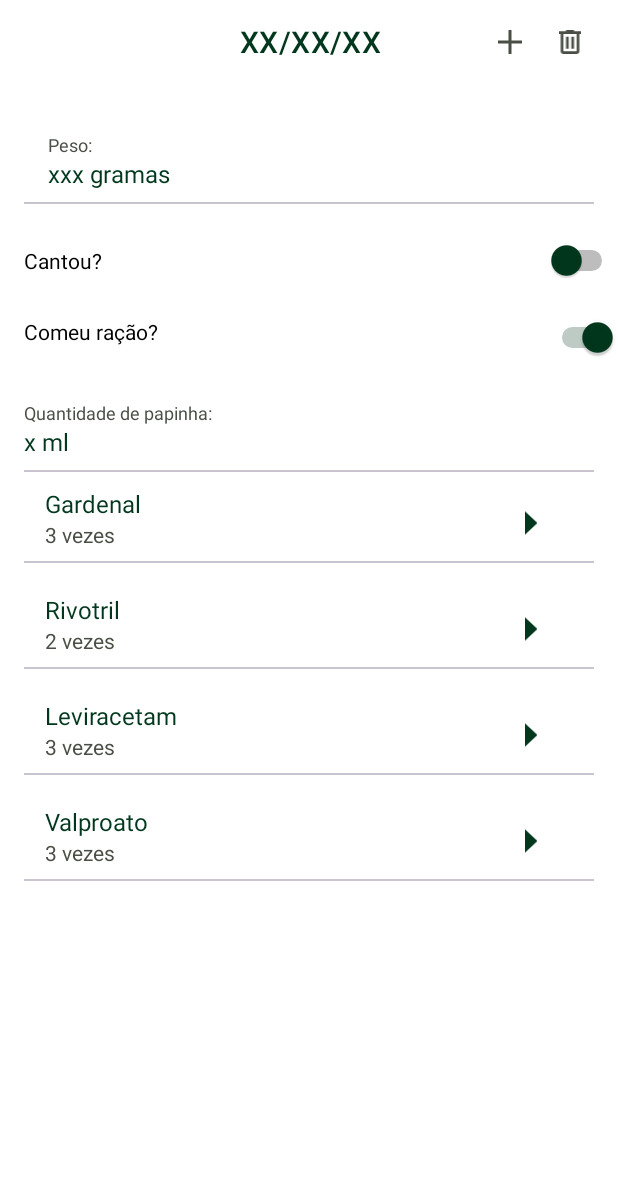
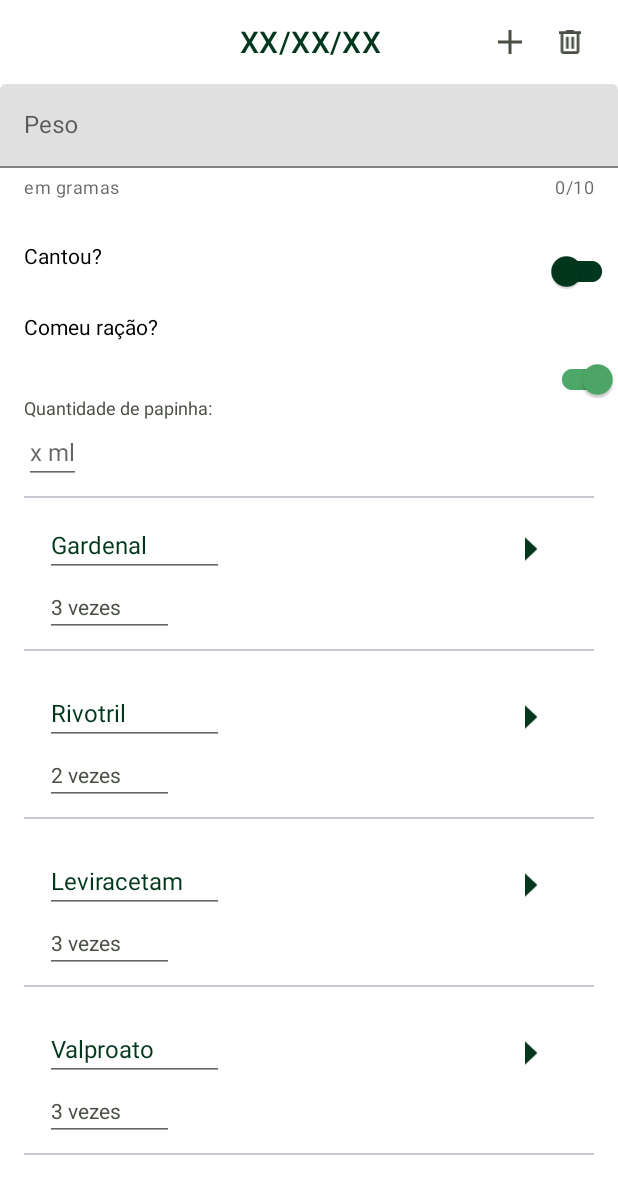
Before and after one commit to heloisa-cardillo/JuliusTracker, an Android app: the FormFragment screen opened through its navigation route, on a phone screen of 412 x 824 dp. Shown: the top 1194 px of the screen. Run offline under Robolectric (Android 15) with nearby library versions, the phone set to English and light mode, and no system bars.

Commit message:
Selector switch colors and TextInputLayout

```diff
--- a/JuliusTracker/app/src/main/java/com/helo/juliustracker/FormFragment.kt
+++ b/JuliusTracker/app/src/main/java/com/helo/juliustracker/FormFragment.kt
@@ -9,6 +9,7 @@ import androidx.navigation.fragment.findNavController
 import androidx.recyclerview.widget.LinearLayoutManager
 import androidx.recyclerview.widget.RecyclerView
 import com.google.android.material.floatingactionbutton.FloatingActionButton
+import com.google.android.material.textfield.TextInputLayout
 
 class FormFragment : Fragment() {
 
@@ -26,6 +27,8 @@ class FormFragment : Fragment() {
         val rv_remedio = view.findViewById<RecyclerView>(R.id.rv_remedio)
         rv_remedio.layoutManager = LinearLayoutManager(requireContext())
         rv_remedio.setHasFixedSize(true)
+       val peso2 =  view.findViewById<TextInputLayout>(R.id.peso2)
+        peso2.editText?.text.toString()
 
 
         val adapterDetails = AdapterDetails(listaMedice)
--- a/JuliusTracker/app/src/main/java/com/helo/juliustracker/Formulario.kt
+++ b/JuliusTracker/app/src/main/java/com/helo/juliustracker/Formulario.kt
@@ -41,7 +41,7 @@ val listaMedice = listOf(
     )
 
 )
-val listaFormulario = listOf(
+val listaFormulario = mutableListOf(
     Formulario (
         data = "22/03",
         peso = 40.0,
--- /dev/null
+++ b/JuliusTracker/app/src/main/res/color/selector_switch.xml
@@ -0,0 +1,5 @@
+<?xml version="1.0" encoding="utf-8"?>
+<selector xmlns:android="http://schemas.android.com/apk/res/android">
+    <item android:color="@color/green" android:state_checked="true" />
+    <item android:color="@color/cardin_green" android:state_checked="false" />
+</selector>
--- a/JuliusTracker/app/src/main/res/layout/fragment_form.xml
+++ b/JuliusTracker/app/src/main/res/layout/fragment_form.xml
@@ -42,57 +42,44 @@
             app:layout_constraintTop_toTopOf="@id/toolbarD" />
 
 
-        <TextView
+        <com.google.android.material.textfield.TextInputLayout
             android:id="@+id/peso2"
-            android:layout_width="wrap_content"
+            style="@style/ThemeOverlay.Material3.TextInputEditText.FilledBox"
+            android:layout_width="match_parent"
             android:layout_height="wrap_content"
-            android:layout_marginStart="32dp"
-            android:layout_marginTop="32dp"
-            android:text="Peso:"
-            android:textColor="@color/cabbage_pont"
-            android:textSize="12sp"
+            android:hint="Peso"
+            app:counterEnabled="true"
+            app:counterMaxLength="10"
+            app:helperText="em gramas"
+            app:layout_constraintEnd_toEndOf="parent"
             app:layout_constraintStart_toStartOf="parent"
-            app:layout_constraintTop_toBottomOf="@id/toolbarD" />
+            app:layout_constraintTop_toBottomOf="@id/toolbarD">
 
-        <TextView
-            android:id="@+id/gramas"
-            android:layout_width="wrap_content"
-            android:layout_height="wrap_content"
-            android:layout_marginStart="32dp"
-            android:text="xxx gramas"
-            android:textColor="@color/cardin_green"
-            android:textSize="16sp"
-            app:layout_constraintStart_toStartOf="parent"
-            app:layout_constraintTop_toBottomOf="@id/peso2" />
+            <com.google.android.material.textfield.TextInputEditText
+                android:layout_width="match_parent"
+                android:layout_height="wrap_content" />
+        </com.google.android.material.textfield.TextInputLayout>
 
-        <View
-            android:id="@+id/linha2"
-            android:layout_width="match_parent"
-            android:layout_height="1dp"
-            android:layout_marginStart="16dp"
-            android:layout_marginTop="8dp"
-            android:layout_marginEnd="16dp"
-            android:background="@color/gray_suit"
-            app:layout_constraintStart_toStartOf="parent"
-            app:layout_constraintTop_toBottomOf="@id/gramas" />
 
-        <Switch
+        <com.google.android.material.switchmaterial.SwitchMaterial
             android:id="@+id/switch1"
             android:layout_width="wrap_content"
             android:layout_height="wrap_content"
             android:layout_marginTop="24dp"
+            app:thumbTint="@color/selector_switch"
             app:layout_constraintEnd_toEndOf="parent"
-            android:thumbTint="@color/cardin_green"
-            app:layout_constraintTop_toBottomOf="@id/linha2"
-            tools:checked="true" />
+            app:layout_constraintTop_toBottomOf="@id/peso2"
+            app:trackTint="@color/selector_switch"
+            tools:checked="false" />
 
-        <Switch
+        <com.google.android.material.switchmaterial.SwitchMaterial
             android:id="@+id/switch2"
             android:layout_width="wrap_content"
             android:layout_height="wrap_content"
             android:layout_marginTop="24dp"
             android:checked="true"
-            android:thumbTint="@color/cardin_green"
+            app:thumbTint="@color/selector_switch"
+            app:trackTint="@color/selector_switch"
             app:layout_constraintEnd_toEndOf="parent"
             app:layout_constraintTop_toBottomOf="@id/switch1"
             tools:checked="true" />
@@ -107,7 +94,7 @@
             android:textColor="@color/black"
             android:textSize="14sp"
             app:layout_constraintStart_toStartOf="parent"
-            app:layout_constraintTop_toBottomOf="@id/linha2" />
+            app:layout_constraintTop_toBottomOf="@id/peso2" />
 
         <TextView
             android:id="@+id/comeuracao"
@@ -134,12 +121,12 @@
             app:layout_constraintStart_toStartOf="parent"
             app:layout_constraintTop_toBottomOf="@id/comeuracao" />
 
-        <TextView
+        <EditText
             android:id="@+id/ml"
             android:layout_width="wrap_content"
             android:layout_height="wrap_content"
             android:layout_marginStart="16dp"
-            android:text="x ml"
+            android:hint="x ml"
             android:textColor="@color/cardin_green"
             android:textSize="16sp"
             app:layout_constraintStart_toStartOf="parent"
@@ -163,12 +150,10 @@
             app:layout_constraintBottom_toBottomOf="parent"
             app:layout_constraintEnd_toEndOf="parent"
             app:layout_constraintStart_toStartOf="parent"
-            app:layout_constraintTop_toBottomOf="@id/linha3"/>
+            app:layout_constraintTop_toBottomOf="@id/linha3" />
 
 
     </androidx.constraintlayout.widget.ConstraintLayout>
 
 
 </ScrollView>
-
-    <!--colocar tudo do figma-->
--- a/JuliusTracker/app/src/main/res/layout/item_data_formulario.xml
+++ b/JuliusTracker/app/src/main/res/layout/item_data_formulario.xml
@@ -8,34 +8,34 @@
     android:background="@color/white">
 
 
-        <TextView
+        <EditText
             android:id="@+id/data"
             android:layout_width="wrap_content"
             android:layout_height="wrap_content"
             app:layout_constraintStart_toStartOf="parent"
             app:layout_constraintTop_toTopOf="parent"
             android:layout_marginStart="16dp"
-            android:text="Data"
+            android:hint="Data"
             android:textColor="@color/cabbage_pont"
             android:textSize="12sp" />
 
-        <TextView
+        <EditText
             android:id="@+id/peso"
             android:layout_width="wrap_content"
             android:layout_height="wrap_content"
-            android:text="x gramas"
+            android:hint="x gramas"
             app:layout_constraintStart_toStartOf="@id/data"
             app:layout_constraintTop_toBottomOf="@id/data"
             android:textColor="@color/cardin_green"
             android:textSize="16sp" />
 
-        <TextView
+        <EditText
             android:id="@+id/cantar"
             android:layout_width="wrap_content"
             android:layout_height="wrap_content"
             app:layout_constraintStart_toStartOf="@id/peso"
             app:layout_constraintTop_toBottomOf="@id/peso"
-            android:text="Ele cantou!"
+            android:hint="Ele cantou!"
             android:textColor="@color/cabbage_pont"
             android:textSize="14sp" />
 
--- a/JuliusTracker/app/src/main/res/layout/item_data_remedio.xml
+++ b/JuliusTracker/app/src/main/res/layout/item_data_remedio.xml
@@ -8,24 +8,24 @@
     android:paddingBottom="10dp"
     android:background="@color/white">
 
-    <TextView
+    <EditText
         android:id="@+id/nome_remedio"
         android:layout_width="wrap_content"
         android:layout_height="wrap_content"
         android:layout_marginStart="30dp"
-        android:text="Nome Remedio"
+        android:hint="Nome Remedio"
         android:textColor="@color/cardin_green"
         android:textSize="16sp"
         app:layout_constraintStart_toStartOf="parent"
         app:layout_constraintTop_toTopOf="parent"/>
-    <TextView
+    <EditText
         android:id="@+id/vezes_dia"
         android:layout_width="wrap_content"
         android:layout_height="wrap_content"
         app:layout_constraintStart_toStartOf="parent"
         android:layout_marginStart="30dp"
         app:layout_constraintTop_toBottomOf="@id/nome_remedio"
-        android:text="Vezes ao dia"
+        android:hint="Vezes ao dia"
         android:textColor="@color/cabbage_pont"
         android:textSize="14sp"/>
     <View
```
